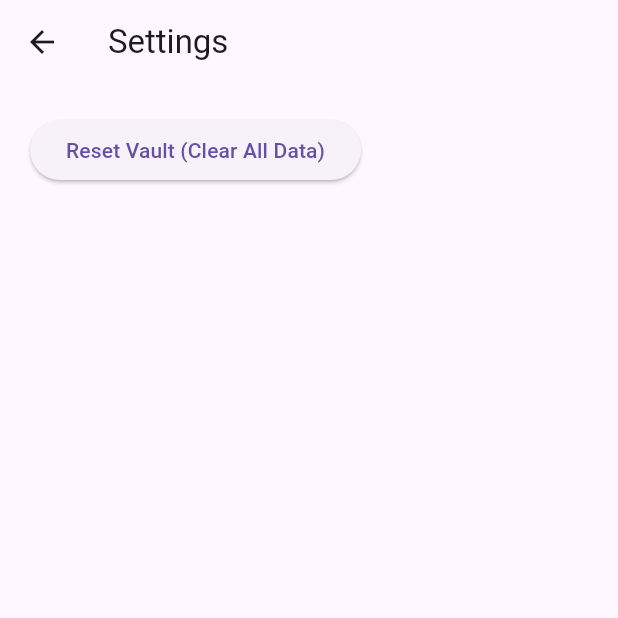
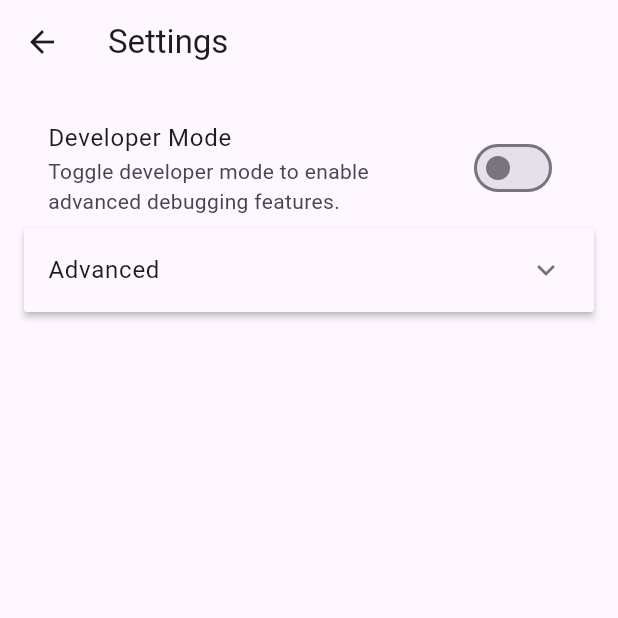
Before and after one commit to BennyGaming635/ninja-app, a Flutter app: the screen it shows after launch, after a tap on "Settings", on a phone screen of 412 x 824 dp, the top half of it. Run offline on Flutter 3.47's test engine with Material 3 defaults, Android fonts, the phone set to English and light mode, and no system bars; our stand-ins replace shared_preferences.

Commit message:
Added developer mode.
Developer mode allows logs to be displayed for problem solving. Logs aren't shared with anyone else.

```diff
--- a/ninja/lib/main.dart
+++ b/ninja/lib/main.dart
@@ -1,9 +1,13 @@
 import 'package:flutter/material.dart';
 import 'screens/home_screen.dart';
+import '../utils/app_logger.dart';
 
-void main() {
+void main() async {
+  WidgetsFlutterBinding.ensureInitialized();
+  await AppLogger.init();
   runApp(NinjaApp());
 }
+
 
 class NinjaApp extends StatelessWidget {
   @override
--- a/ninja/lib/screens/home_screen.dart
+++ b/ninja/lib/screens/home_screen.dart
@@ -4,7 +4,7 @@ import 'new_password_screen.dart';
 import 'settings_screen.dart';
 import 'password_generator_screen.dart';
 import '../utils/storage.dart';
-import '../models/password.dart';  // Don't forget this import
+import '../models/password.dart';
 
 class HomeScreen extends StatefulWidget {
   @override
--- a/ninja/lib/screens/new_password_screen.dart
+++ b/ninja/lib/screens/new_password_screen.dart
@@ -2,7 +2,7 @@ import 'package:flutter/material.dart';
 import 'dart:math';
 
 class NewPasswordScreen extends StatefulWidget {
-  // Add username to onSave callback
+
   final Function(String name, String username, String password, String notes) onSave;
 
   NewPasswordScreen({required this.onSave});
@@ -49,7 +49,7 @@ class _NewPasswordScreenState extends State<NewPasswordScreen> {
 
   String _estimateCrackTime(double entropy) {
     double guesses = pow(2, entropy).toDouble();
-    double guessesPerSecond = 1e9; // 1 billion guesses/sec
+    double guessesPerSecond = 1e9;
 
     double seconds = guesses / guessesPerSecond;
 
--- a/ninja/lib/screens/settings_screen.dart
+++ b/ninja/lib/screens/settings_screen.dart
@@ -1,28 +1,130 @@
 import 'package:flutter/material.dart';
 import 'package:shared_preferences/shared_preferences.dart';
+import 'debug_screen.dart';
 
-class SettingsScreen extends StatelessWidget {
-  void _clearData(BuildContext context) async {
+class SettingsScreen extends StatefulWidget {
+  @override
+  State<SettingsScreen> createState() => _SettingsScreenState();
+}
+
+class _SettingsScreenState extends State<SettingsScreen> {
+  bool _developerMode = false;
+  bool _advancedExpanded = false;
+
+  static const _version = 'v1.5';
+
+  @override
+  void initState() {
+    super.initState();
+    _loadDevMode();
+  }
+
+  Future<void> _loadDevMode() async {
     final prefs = await SharedPreferences.getInstance();
-    await prefs.clear();
-    Navigator.popUntil(context, (route) => route.isFirst);
+    setState(() {
+      _developerMode = prefs.getBool('developerMode') ?? false;
+    });
+  }
+
+  Future<void> _setDevMode(bool value) async {
+    if (value == true) {
+      // Show warning dialog first
+      final confirm = await showDialog<bool>(
+        context: context,
+        builder: (context) => AlertDialog(
+          title: Text('Warning: Developer Mode'),
+          content: Text(
+            'Enabling developer mode exposes internal details and debugging features. '
+            'Improper use may cause data loss or unexpected behavior. '
+            'Do you want to continue?',
+          ),
+          actions: [
+            TextButton(
+              child: Text('Cancel'),
+              onPressed: () => Navigator.of(context).pop(false),
+            ),
+            ElevatedButton(
+              child: Text('Enable'),
+              onPressed: () => Navigator.of(context).pop(true),
+            ),
+          ],
+        ),
+      );
+      if (confirm != true) {
+        return;
+      }
+    }
+
+    final prefs = await SharedPreferences.getInstance();
+    await prefs.setBool('developerMode', value);
+    setState(() {
+      _developerMode = value;
+    });
   }
 
   @override
   Widget build(BuildContext context) {
     return Scaffold(
-      appBar: AppBar(title: Text('Settings')),
+      appBar: AppBar(
+        title: Text('Settings'),
+      ),
+      body: ListView(
+        padding: EdgeInsets.all(16),
+        children: [
+          SwitchListTile(
+            title: Text('Developer Mode'),
+            subtitle: Text(
+              'Toggle developer mode to enable advanced debugging features.',
+            ),
+            value: _developerMode,
+            onChanged: _setDevMode,
+          ),
+          ExpansionPanelList(
+            expansionCallback: (int index, bool isExpanded) {
+              setState(() {
+                _advancedExpanded = !_advancedExpanded;
+              });
+            },
+            children: [
+              ExpansionPanel(
+                headerBuilder: (context, isExpanded) {
+                  return ListTile(
+                    title: Text('Advanced'),
+                  );
+                },
                 body: Padding(
-        padding: const EdgeInsets.all(20.0),
+                  padding:
+                      const EdgeInsets.symmetric(horizontal: 16, vertical: 8),
                   child: Column(
+                    crossAxisAlignment: CrossAxisAlignment.start,
                     children: [
+                      Text('Version: $_version'),
+                      SizedBox(height: 16),
+                      if (_developerMode) ...[
                         ElevatedButton(
-              onPressed: () => _clearData(context),
-              child: Text('Reset Vault (Clear All Data)'),
+                          onPressed: () {
+                            Navigator.push(
+                              context,
+                              MaterialPageRoute(builder: (_) => DebugScreen()),
+                            );
+                          },
+                          child: Text('Open Debug Screen'),
+                        ),
+                      ] else
+                        Text(
+                          'Enable Developer Mode to access debug features.',
+                          style: TextStyle(color: Colors.grey),
                         ),
                     ],
                   ),
                 ),
+                isExpanded: _advancedExpanded,
+                canTapOnHeader: true,
+              ),
+            ],
+          ),
+        ],
+      ),
     );
   }
 }
--- /dev/null
+++ b/ninja/lib/utils/app_logger.dart
@@ -0,0 +1,48 @@
+import 'dart:async';
+import 'dart:io';
+import 'package:path_provider/path_provider.dart';
+
+class AppLogger {
+  static final List<String> _logs = [];
+  static File? _logFile;
+
+  static Future<void> init() async {
+    final dir = await getApplicationDocumentsDirectory();
+    _logFile = File('${dir.path}/app_logs.txt');
+
+    if (await _logFile!.exists()) {
+      final content = await _logFile!.readAsString();
+      _logs.addAll(content.split('\n').where((line) => line.isNotEmpty));
+    } else {
+      await _logFile!.create();
+    }
+  }
+
+  static Future<void> log(String message) async {
+    final timestamp = DateTime.now().toIso8601String();
+    final entry = '[$timestamp] $message';
+    _logs.add(entry);
+
+    if (_logFile != null) {
+      try {
+        await _logFile!.writeAsString('$entry\n', mode: FileMode.append);
+      } catch (e) {
+        print('Failed to write log: $e');
+      }
+    }
+  }
+
+  static Future<List<String>> getLogs() async {
+    if (_logFile == null) {
+      await init();
+    }
+    return List.unmodifiable(_logs);
+  }
+
+  static Future<void> clearLogs() async {
+    _logs.clear();
+    if (_logFile != null && await _logFile!.exists()) {
+      await _logFile!.writeAsString('');
+    }
+  }
+}
--- a/ninja/lib/utils/storage.dart
+++ b/ninja/lib/utils/storage.dart
@@ -1,6 +1,7 @@
 import 'dart:convert';
 import 'package:shared_preferences/shared_preferences.dart';
 import '../models/password.dart';
+import '../utils/app_logger.dart';
 
 class Storage {
   static const String key = 'ninja_passwords';
@@ -8,8 +9,12 @@ class Storage {
   static Future<List<PasswordEntry>> getPasswords() async {
     final prefs = await SharedPreferences.getInstance();
     final jsonString = prefs.getString(key);
-    if (jsonString == null) return [];
+    if (jsonString == null) {
+      AppLogger.log('No passwords found in storage.');
+      return [];
+    }
     final List<dynamic> jsonList = jsonDecode(jsonString);
+    AppLogger.log('Loaded ${jsonList.length} passwords from storage.');
     return jsonList.map((e) => PasswordEntry.fromJson(e)).toList();
   }
 
@@ -19,6 +24,7 @@ class Storage {
     passwords.add(entry);
     final jsonString = jsonEncode(passwords.map((e) => e.toJson()).toList());
     await prefs.setString(key, jsonString);
+    AppLogger.log('Saved new password entry with id: ${entry.id}');
   }
 
   static Future<void> deletePassword(String id) async {
@@ -27,5 +33,6 @@ class Storage {
     passwords.removeWhere((e) => e.id == id);
     final jsonString = jsonEncode(passwords.map((e) => e.toJson()).toList());
     await prefs.setString(key, jsonString);
+    AppLogger.log('Deleted password entry with id: $id');
   }
 }
```
Also changed, not shown: ninja/lib/screens/debug_screen.dart (added, +93 -0 lines). Lines whose indentation alone changed are shown as unchanged.
